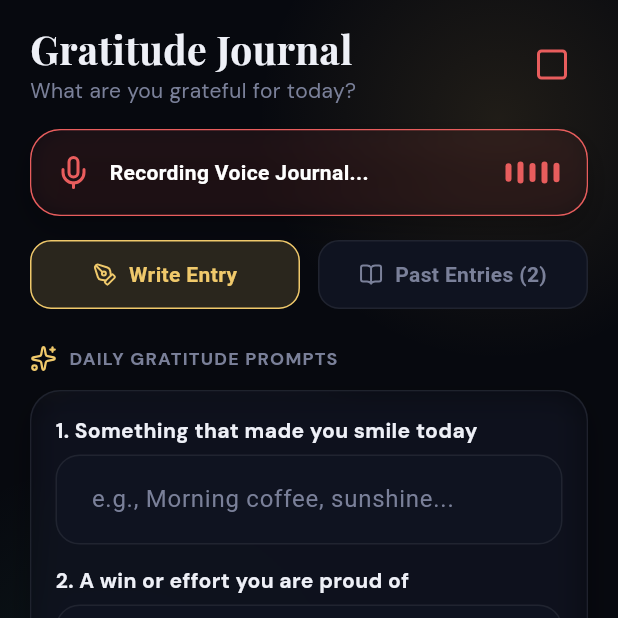
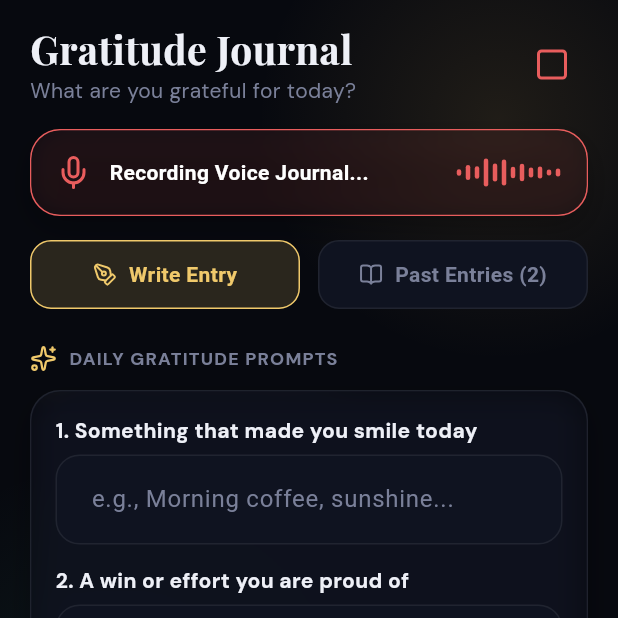
Before and after one commit to Ralein/VinR-2.0, a Flutter app: the JournalScreen screen opened by its route, after a tap on an icon or button, on a phone screen of 412 x 824 dp, the top half of it. Run offline on Flutter 3.47's test engine with Material 3 defaults, Android fonts, the phone set to English and light mode, and no system bars; our stand-ins replace dio, flutter_riverpod, flutter_secure_storage, go_router, google_fonts, lucide_icons and 2 more; accounts and stored records are empty.

Commit message:
feat: refactor visualizer to use deterministic sine-based animation and add progress tracking parameters

```diff
--- a/apps/flutter_app/lib/core/widgets/audio_waveform_visualizer.dart
+++ b/apps/flutter_app/lib/core/widgets/audio_waveform_visualizer.dart
@@ -5,11 +5,17 @@ import '../theme/vinr_colors.dart';
 class AudioWaveformVisualizer extends StatefulWidget {
   final bool isPlaying;
   final Color barColor;
+  final double progress;
+  final int barCount;
+  final double maxHeight;
 
   const AudioWaveformVisualizer({
     super.key,
     required this.isPlaying,
     this.barColor = VinRColors.gold,
+    this.progress = 0.0,
+    this.barCount = 12,
+    this.maxHeight = 22.0,
   });
 
   @override
@@ -19,15 +25,35 @@ class AudioWaveformVisualizer extends StatefulWidget {
 class _AudioWaveformVisualizerState extends State<AudioWaveformVisualizer>
     with SingleTickerProviderStateMixin {
   late AnimationController _controller;
-  final Random _random = Random();
+
+  // Fixed deterministic bar height profiles matching standard audio waveforms
+  static const List<double> _baseHeights = [
+    0.35, 0.65, 0.45, 0.90, 0.55, 0.80, 0.40, 0.70, 0.50, 0.75, 0.40, 0.60,
+    0.30, 0.85, 0.50, 0.95, 0.45, 0.65, 0.35
+  ];
 
   @override
   void initState() {
     super.initState();
     _controller = AnimationController(
       vsync: this,
-      duration: const Duration(milliseconds: 600),
-    )..repeat(reverse: true);
+      duration: const Duration(milliseconds: 1200),
+    );
+    if (widget.isPlaying) {
+      _controller.repeat();
+    }
+  }
+
+  @override
+  void didUpdateWidget(AudioWaveformVisualizer oldWidget) {
+    super.didUpdateWidget(oldWidget);
+    if (widget.isPlaying != oldWidget.isPlaying) {
+      if (widget.isPlaying) {
+        _controller.repeat();
+      } else {
+        _controller.stop();
+      }
+    }
   }
 
   @override
@@ -38,28 +64,43 @@ class _AudioWaveformVisualizerState extends State<AudioWaveformVisualizer>
 
   @override
   Widget build(BuildContext context) {
-    return AnimatedBuilder(
+    final bars = min(widget.barCount, _baseHeights.length);
+
+    return SizedBox(
+      height: widget.maxHeight,
+      child: AnimatedBuilder(
         animation: _controller,
         builder: (context, child) {
+          final animValue = _controller.value;
+
           return Row(
             mainAxisSize: MainAxisSize.min,
             crossAxisAlignment: CrossAxisAlignment.center,
-          children: List.generate(5, (index) {
-            final double height = widget.isPlaying
-                ? (12.0 + _random.nextDouble() * 20.0 * _controller.value)
-                : 6.0;
+            children: List.generate(bars, (index) {
+              final baseRatio = _baseHeights[index];
+
+              // Smooth deterministic sine modulation for audio animation without layout reflow
+              final wave = widget.isPlaying
+                  ? 0.7 + 0.3 * sin((animValue * 2 * pi) + (index * 0.5))
+                  : 1.0;
+
+              final calculatedHeight = (widget.maxHeight * baseRatio * wave).clamp(4.0, widget.maxHeight);
+              final barProgress = index / bars.toDouble();
+              final isActive = widget.progress > 0 ? (barProgress <= widget.progress) : widget.isPlaying;
+
               return Container(
-              margin: const EdgeInsets.symmetric(horizontal: 2),
-              width: 4,
-              height: height,
+                margin: const EdgeInsets.symmetric(horizontal: 1.5),
+                width: 3.0,
+                height: calculatedHeight,
                 decoration: BoxDecoration(
-                color: widget.barColor,
+                  color: isActive ? widget.barColor : widget.barColor.withValues(alpha: 0.35),
                   borderRadius: BorderRadius.circular(2),
                 ),
               );
             }),
           );
         },
+      ),
     );
   }
 }
```
Lines whose indentation alone changed are shown as unchanged.
